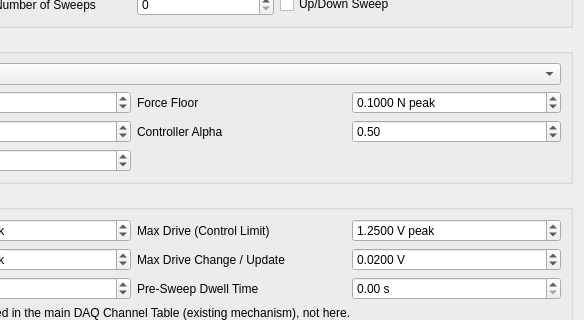
First picture: the form in components/sine_force_control_definition.ui, repository uxmjo/rattlesnake-vibration-controller, before the edit; both pictures show x 316 to 900 and y 104 to 424 of the 900 by 720 pixel window.
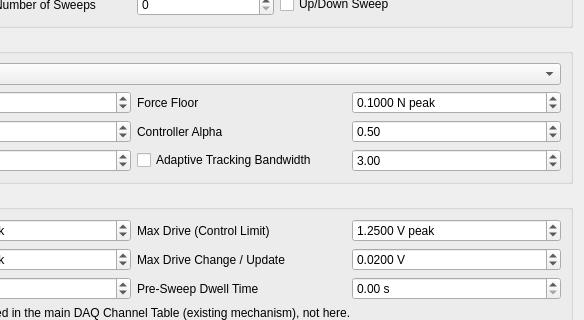
Second picture: the form after the edit.

Commit message: adaptive tracking bandwidth hinzugefuegt

The edit to the form file:
```diff
--- a/components/sine_force_control_definition.ui
+++ b/components/sine_force_control_definition.ui
@@ -363,6 +363,35 @@
         </property>
        </widget>
       </item>
+      <item row="3" column="2">
+       <widget class="QCheckBox" name="adaptive_tracking_bandwidth_checkbox">
+        <property name="toolTip">
+         <string>If checked, the I/Q tracking filter's bandwidth continuously scales with the instantaneous sweep frequency (see Tracking Cycles) instead of staying fixed at Tracking Bandwidth. Recommended for sweeps spanning a wide frequency range: a fixed bandwidth cannot reject the demodulated double-frequency component well at both the low and the high end of a wide sweep at once.</string>
+        </property>
+        <property name="text">
+         <string>Adaptive Tracking Bandwidth</string>
+        </property>
+       </widget>
+      </item>
+      <item row="3" column="3">
+       <widget class="QDoubleSpinBox" name="tracking_cycles_selector">
+        <property name="toolTip">
+         <string>Only used if Adaptive Tracking Bandwidth is checked. I/Q tracking filter time constant, expressed in number of drive cycles at the instantaneous sweep frequency (tracking_bandwidth_hz = frequency / (2*pi*Tracking Cycles)). Larger = less noise but slower response, same trade-off as Tracking Bandwidth, just frequency-relative instead of absolute.</string>
+        </property>
+        <property name="decimals">
+         <number>2</number>
+        </property>
+        <property name="minimum">
+         <double>0.100000000000000</double>
+        </property>
+        <property name="maximum">
+         <double>1000.000000000000000</double>
+        </property>
+        <property name="value">
+         <double>3.000000000000000</double>
+        </property>
+       </widget>
+      </item>
      </layout>
     </widget>
    </item>
```
Left out of the diff: 2 changed lines with no effect on the pictures. The commit also changes 5 other files.
